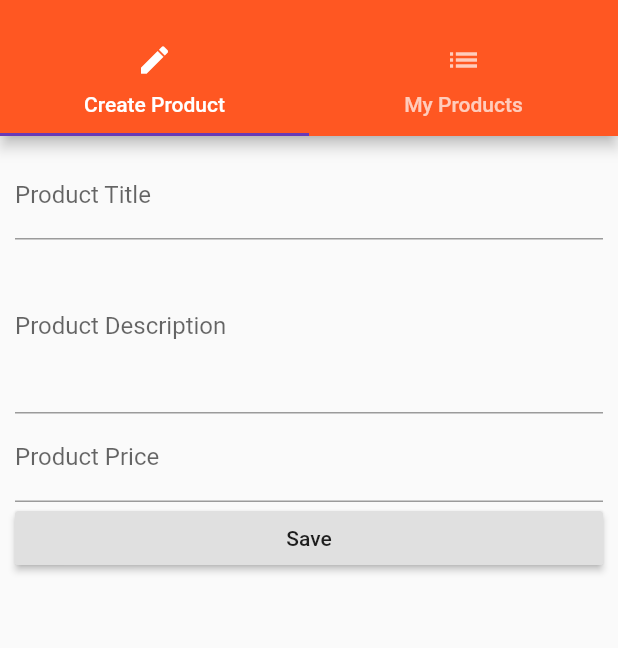
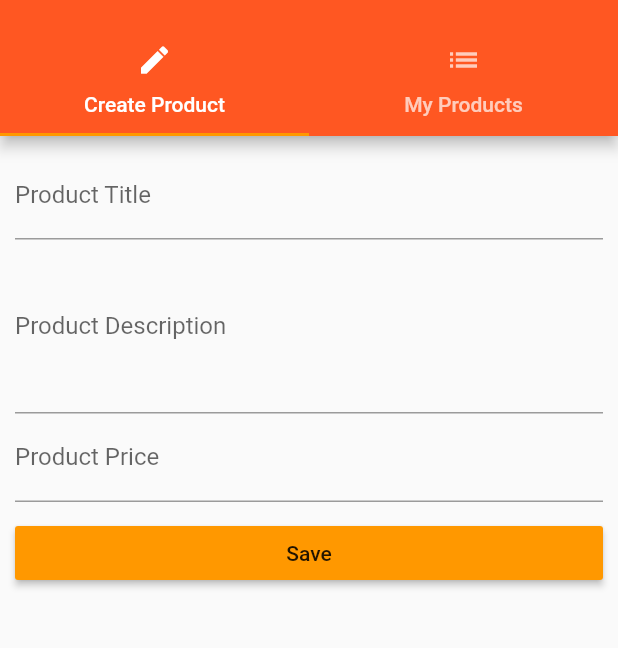
Before and after one commit to UnDer-7/curso-flutter, a Flutter app: the ProductAdminPage screen opened by its route, on a phone screen of 412 x 824 dp, the part 59-707 px from its top. Run offline on Flutter 3.47's test engine with Material 2 defaults, Android fonts, the phone set to English and light mode, and no system bars.

Commit message:
class 93 -  Improving the Style of our Form

```diff
--- a/lib/main.dart
+++ b/lib/main.dart
@@ -27,7 +27,7 @@ class _MyAppState extends State<MyApp> {
 //        debugShowMaterialGrid: true,
         theme: ThemeData(
             primarySwatch: Colors.deepOrange,
-            accentColor: Colors.deepPurple,
+            accentColor: Colors.orange,
         ),
 //        home: AuthPage(),
         routes: {
--- a/lib/pages/product_create.dart
+++ b/lib/pages/product_create.dart
@@ -43,8 +43,12 @@ class _ProductCreatePageState extends State<ProductCreatePage>{
                         onChanged: (String value) =>
                             setState(() => priceValue = double.parse(value)),
                     ),
+                    SizedBox(
+                        height: 10,
+                    ),
                     RaisedButton(
                         child: Text('Save'),
+                        color: Theme.of(context).accentColor,
                         onPressed: () {
                             final Map<String, dynamic> product = {
                                 'title': titleValue,
@@ -53,6 +57,7 @@ class _ProductCreatePageState extends State<ProductCreatePage>{
                                 'image': 'assets/food.jpg'
                             };
                             widget.addProduct(product);
+                            Navigator.pushReplacementNamed(context, '/');
                         },
                     )
                 ],
```
